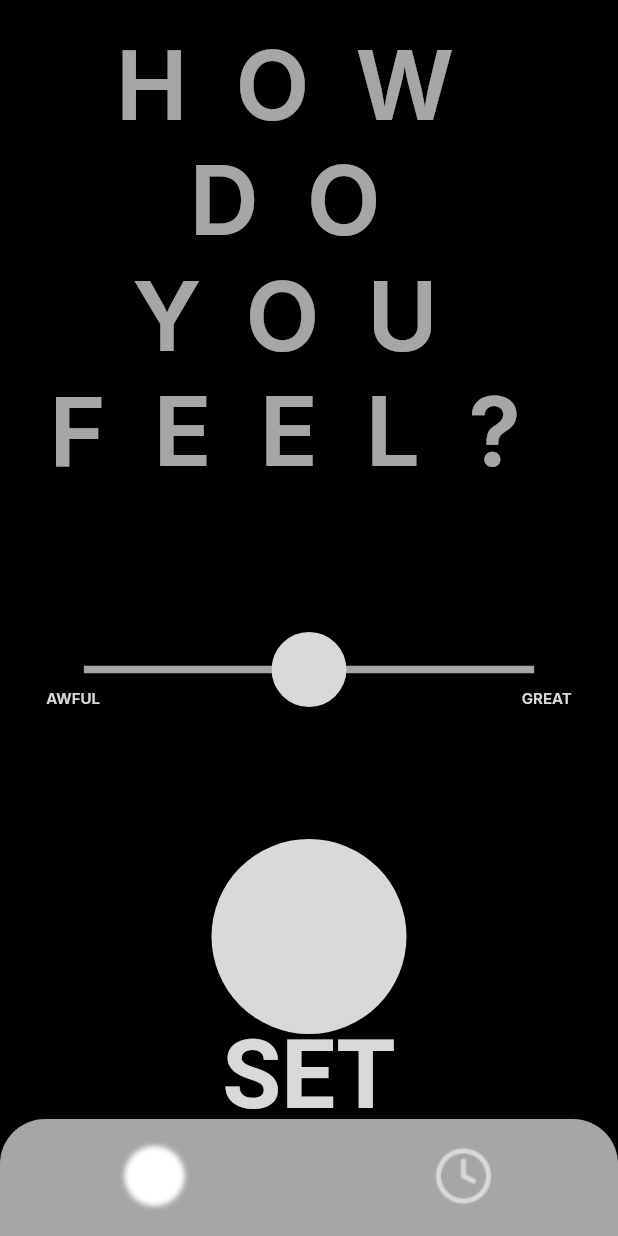
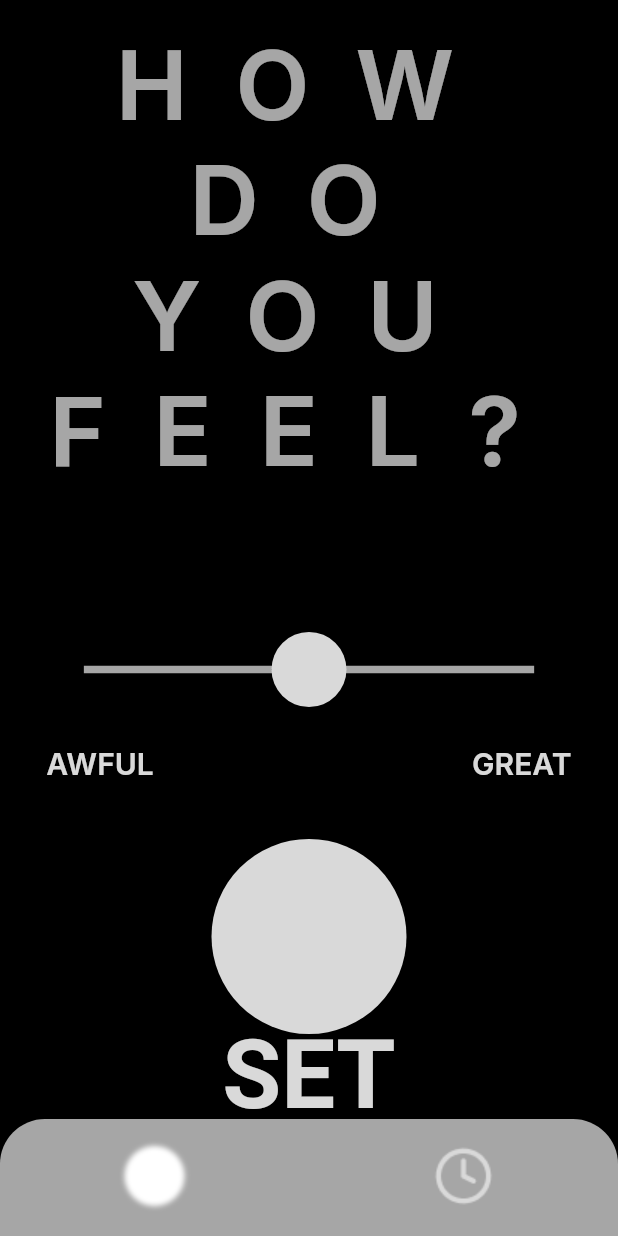
Before and after one commit to IrishBoy/Moodify, a Flutter app: the screen it shows after launch, on a phone screen of 412 x 824 dp. Run offline on Flutter 3.47's test engine with Material 2 defaults, Android fonts, the phone set to English and light mode, and no system bars; our stand-ins replace google_fonts, shared_preferences, syncfusion_flutter_charts.

Commit message:
Changed text size

```diff
--- a/moodify/lib/slider.dart
+++ b/moodify/lib/slider.dart
@@ -26,6 +26,7 @@ class _SliderBlockState extends State<SliderBlock> {
           children: [
             SizedBox(
               width: sliderWidth,
+              height: 150,
               child: SliderTheme(
                 data: SliderThemeData(
                   thumbShape: RoundSliderThumbShape(
@@ -61,7 +62,7 @@ class _SliderBlockState extends State<SliderBlock> {
                   color: Color.fromRGBO(217, 217, 217, 1),
                   fontWeight:
                       FontWeight.lerp(FontWeight.w600, FontWeight.w700, 0.37),
-                  fontSize: 10,
+                  fontSize: 20,
                 ),
               ),
             ),
@@ -74,7 +75,7 @@ class _SliderBlockState extends State<SliderBlock> {
                   color: Color.fromRGBO(217, 217, 217, 1),
                   fontWeight:
                       FontWeight.lerp(FontWeight.w600, FontWeight.w700, 0.37),
-                  fontSize: 10,
+                  fontSize: 20,
                 ),
               ),
             ),
```
Also changed, not shown: 6 other files.
